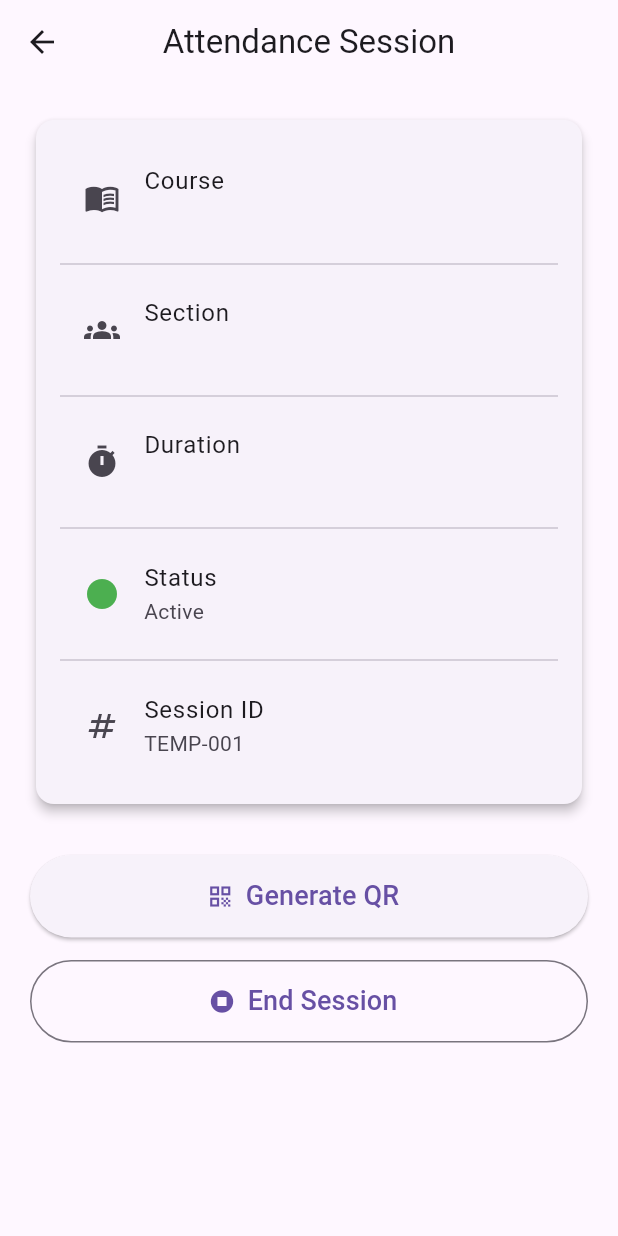
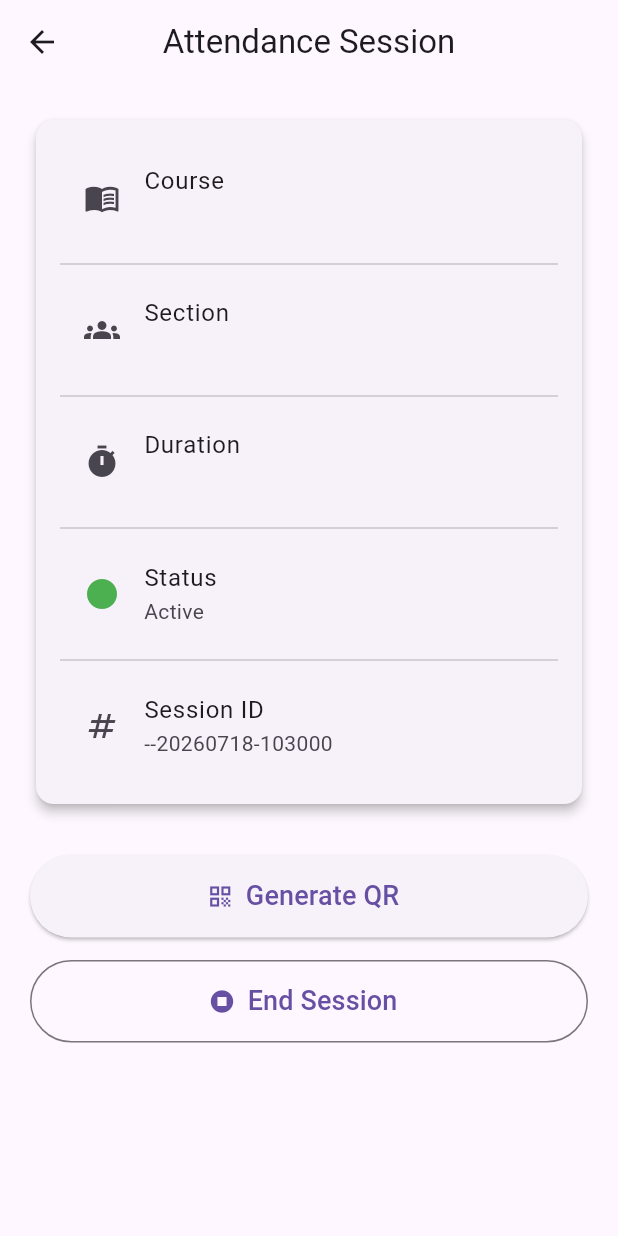
Before and after one commit to FuadIntisar/Smart_Attendance_Tracker, a Flutter app: the AttendanceSessionScreen screen opened directly with empty values, on a phone screen of 412 x 824 dp. Run offline on Flutter 3.47's test engine with Material 3 defaults, Android fonts, the phone set to English and light mode, and no system bars.

Commit message:
Updated attendance session screen

```diff
--- a/lib/screens/teacher/attendance_session_screen.dart
+++ b/lib/screens/teacher/attendance_session_screen.dart
@@ -1,6 +1,7 @@
 import 'package:flutter/material.dart';
+import 'generate_qr_screen.dart';
 
-class AttendanceSessionScreen extends StatelessWidget {
+class AttendanceSessionScreen extends StatefulWidget {
   final String courseCode;
   final String section;
   final String duration;
@@ -13,12 +14,40 @@ class AttendanceSessionScreen extends StatelessWidget {
   });
 
   @override
+  State<AttendanceSessionScreen> createState() =>
+      _AttendanceSessionScreenState();
+}
+
+class _AttendanceSessionScreenState extends State<AttendanceSessionScreen> {
+  late final String sessionId;
+
+  @override
+  void initState() {
+    super.initState();
+    sessionId = generateSessionId();
+  }
+
+  String generateSessionId() {
+    final now = DateTime.now();
+
+    return "${widget.courseCode.replaceAll(' ', '')}-"
+        "${widget.section.toUpperCase()}-"
+        "${now.year}"
+        "${now.month.toString().padLeft(2, '0')}"
+        "${now.day.toString().padLeft(2, '0')}-"
+        "${now.hour.toString().padLeft(2, '0')}"
+        "${now.minute.toString().padLeft(2, '0')}"
+        "${now.second.toString().padLeft(2, '0')}";
+  }
+
+  @override
   Widget build(BuildContext context) {
     return Scaffold(
       appBar: AppBar(
         title: const Text("Attendance Session"),
         centerTitle: true,
       ),
+
       body: Padding(
         padding: const EdgeInsets.all(20),
         child: Column(
@@ -33,7 +62,7 @@ class AttendanceSessionScreen extends StatelessWidget {
                     ListTile(
                       leading: const Icon(Icons.menu_book),
                       title: const Text("Course"),
-                      subtitle: Text(courseCode),
+                      subtitle: Text(widget.courseCode),
                     ),
 
                     const Divider(),
@@ -41,7 +70,7 @@ class AttendanceSessionScreen extends StatelessWidget {
                     ListTile(
                       leading: const Icon(Icons.groups),
                       title: const Text("Section"),
-                      subtitle: Text(section),
+                      subtitle: Text(widget.section),
                     ),
 
                     const Divider(),
@@ -49,26 +78,23 @@ class AttendanceSessionScreen extends StatelessWidget {
                     ListTile(
                       leading: const Icon(Icons.timer),
                       title: const Text("Duration"),
-                      subtitle: Text(duration),
+                      subtitle: Text(widget.duration),
                     ),
 
                     const Divider(),
 
                     const ListTile(
-                      leading: Icon(
-                        Icons.circle,
-                        color: Colors.green,
-                      ),
+                      leading: Icon(Icons.circle, color: Colors.green),
                       title: Text("Status"),
                       subtitle: Text("Active"),
                     ),
 
                     const Divider(),
 
-                    const ListTile(
-                      leading: Icon(Icons.numbers),
-                      title: Text("Session ID"),
-                      subtitle: Text("TEMP-001"),
+                    ListTile(
+                      leading: const Icon(Icons.numbers),
+                      title: const Text("Session ID"),
+                      subtitle: Text(sessionId),
                     ),
                   ],
                 ),
@@ -81,7 +107,18 @@ class AttendanceSessionScreen extends StatelessWidget {
               width: double.infinity,
               height: 55,
               child: ElevatedButton.icon(
-                onPressed: () {},
+                onPressed: () {
+                  Navigator.push(
+                    context,
+                    MaterialPageRoute(
+                      builder: (_) => GenerateQrScreen(
+                        sessionId: sessionId,
+                        courseCode: widget.courseCode,
+                        section: widget.section,
+                      ),
+                    ),
+                  );
+                },
                 icon: const Icon(Icons.qr_code),
                 label: const Text(
                   "Generate QR",
```
